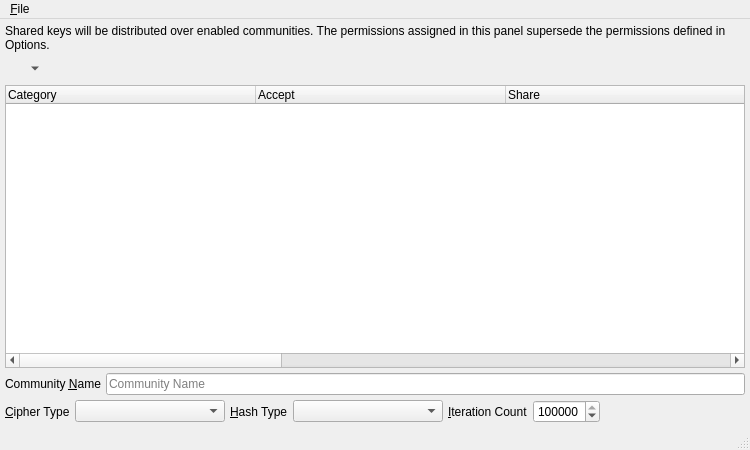
Before: the Qt Designer form branches/trunk/UI/spot-on-echo-key-share.ui in textbrowser/spot-on, drawn with Qt 5.
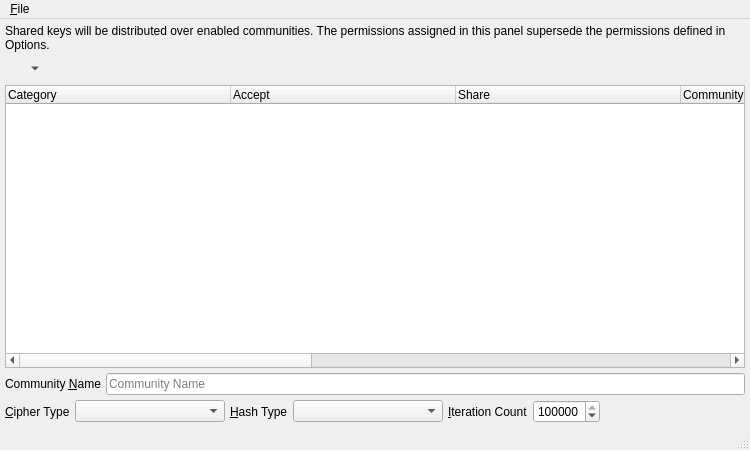
After: the same form once the commit is applied. Icons and pictures are not drawn.

Patch:
```diff
--- a/branches/trunk/UI/spot-on-echo-key-share.ui
+++ b/branches/trunk/UI/spot-on-echo-key-share.ui
@@ -98,8 +98,11 @@
       <property name="animated">
        <bool>true</bool>
       </property>
+      <attribute name="headerMinimumSectionSize">
+       <number>150</number>
+      </attribute>
       <attribute name="headerDefaultSectionSize">
-       <number>250</number>
+       <number>225</number>
       </attribute>
       <column>
        <property name="text">
```
